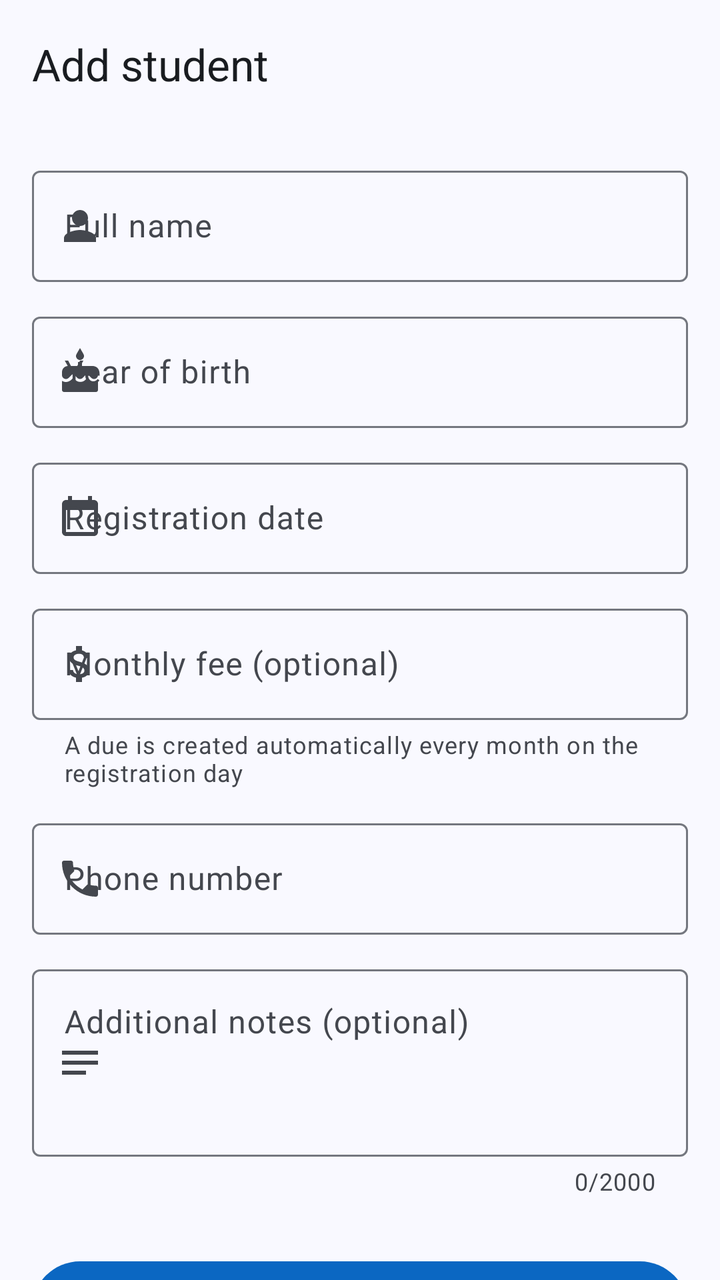
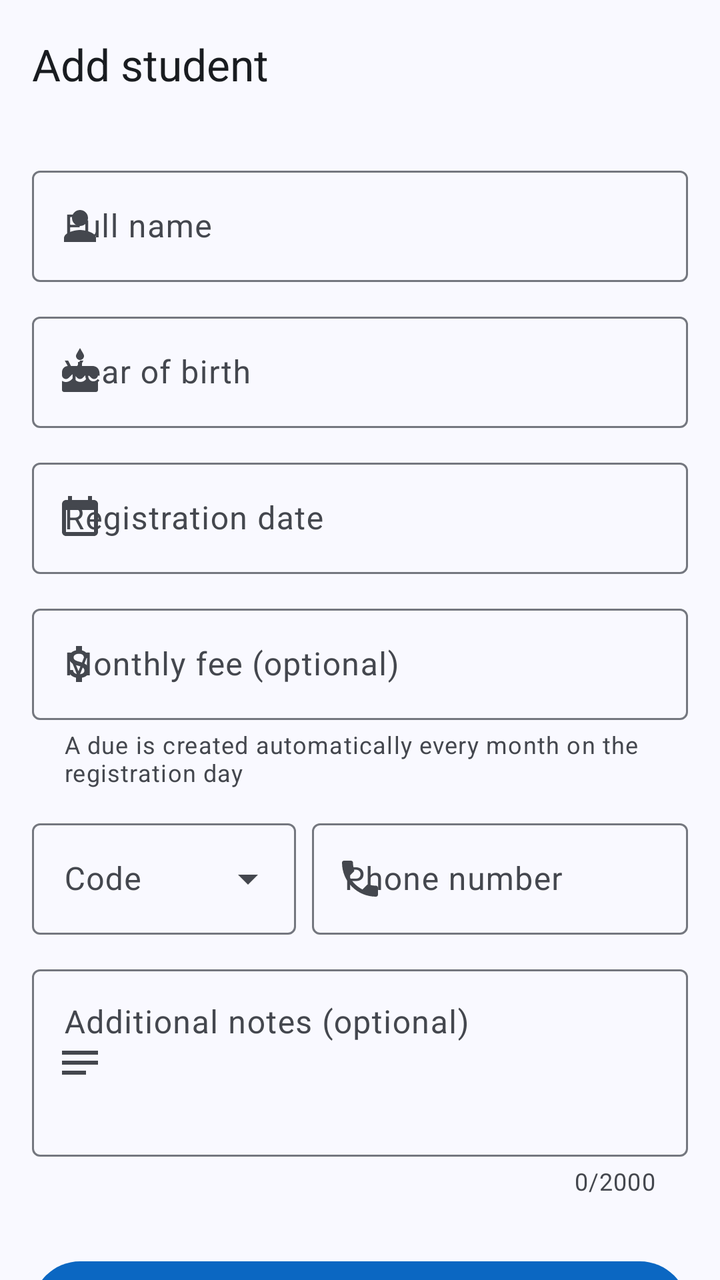

The first picture is an Android layout as it rendered before a commit; the second is the same layout after the commit. The layout source and the unified diff follow.
<!-- AndroidManifest.xml: application theme Theme.TalibPay -->
<!-- res/layout/activity_add.xml -->
<?xml version="1.0" encoding="utf-8"?>
<androidx.coordinatorlayout.widget.CoordinatorLayout xmlns:android="http://schemas.android.com/apk/res/android"
    xmlns:app="http://schemas.android.com/apk/res-auto"
    android:id="@+id/main"
    android:layout_width="match_parent"
    android:layout_height="match_parent">

    <com.google.android.material.appbar.AppBarLayout
        android:layout_width="match_parent"
        android:layout_height="wrap_content"
        android:fitsSystemWindows="true">

        <com.google.android.material.appbar.MaterialToolbar
            android:id="@+id/toolbar"
            android:layout_width="match_parent"
            android:layout_height="?attr/actionBarSize"
            app:title="@string/add_student" />
    </com.google.android.material.appbar.AppBarLayout>

    <androidx.core.widget.NestedScrollView
        android:layout_width="match_parent"
        android:layout_height="match_parent"
        app:layout_behavior="@string/appbar_scrolling_view_behavior">

        <androidx.constraintlayout.widget.ConstraintLayout
            android:layout_width="match_parent"
            android:layout_height="wrap_content">

            <LinearLayout
                android:layout_width="0dp"
                android:layout_height="wrap_content"
                android:orientation="vertical"
                android:padding="@dimen/screen_padding"
                app:layout_constraintEnd_toEndOf="parent"
                app:layout_constraintStart_toStartOf="parent"
                app:layout_constraintTop_toTopOf="parent"
                app:layout_constraintWidth_max="@dimen/form_max_width">

                <com.google.android.material.textfield.TextInputLayout
                    style="@style/Widget.TalibPay.TextField"
                    android:hint="@string/full_name"
                    app:startIconDrawable="@drawable/ic_person">

                    <com.google.android.material.textfield.TextInputEditText
                        android:id="@+id/edtStudentName"
                        android:layout_width="match_parent"
                        android:layout_height="wrap_content"
                        android:imeOptions="actionNext"
                        android:inputType="textPersonName|textCapWords"
                        android:maxLength="200" />
                </com.google.android.material.textfield.TextInputLayout>

                <com.google.android.material.textfield.TextInputLayout
                    style="@style/Widget.TalibPay.TextField"
                    android:hint="@string/year_of_birth"
                    app:startIconDrawable="@drawable/ic_cake">

                    <com.google.android.material.textfield.TextInputEditText
                        android:id="@+id/edtBirthYear"
                        android:layout_width="match_parent"
                        android:layout_height="wrap_content"
                        android:cursorVisible="false"
                        android:focusable="false"
                        android:inputType="none" />
                </com.google.android.material.textfield.TextInputLayout>

                
                <com.google.android.material.textfield.TextInputLayout
                    style="@style/Widget.TalibPay.TextField"
                    android:hint="@string/registration_date"
                    app:startIconDrawable="@drawable/ic_calendar">

                    <com.google.android.material.textfield.TextInputEditText
                        android:id="@+id/edtRegistrationDate"
                        android:layout_width="match_parent"
                        android:layout_height="wrap_content"
                        android:cursorVisible="false"
                        android:focusable="false"
                        android:inputType="none" />
                </com.google.android.material.textfield.TextInputLayout>

                
                <com.google.android.material.textfield.TextInputLayout
                    android:id="@+id/monthlyFeeLayout"
                    style="@style/Widget.TalibPay.TextField"
                    android:hint="@string/monthly_fee_optional"
                    app:helperText="@string/monthly_fee_helper"
                    app:startIconDrawable="@drawable/ic_cash"
                    app:suffixText="@string/currency_symbol">

                    <com.google.android.material.textfield.TextInputEditText
                        android:id="@+id/edtMonthlyFee"
                        android:layout_width="match_parent"
                        android:layout_height="wrap_content"
                        android:imeOptions="actionNext"
                        android:inputType="numberDecimal" />
                </com.google.android.material.textfield.TextInputLayout>

                <com.google.android.material.textfield.TextInputLayout
                    style="@style/Widget.TalibPay.TextField"
                    android:hint="@string/phone_number"
                    app:startIconDrawable="@drawable/ic_phone">

                    <com.google.android.material.textfield.TextInputEditText
                        android:id="@+id/edtPhoneNumber"
                        android:layout_width="match_parent"
                        android:layout_height="wrap_content"
                        android:imeOptions="actionNext"
                        android:inputType="phone"
                        android:maxLength="30"
                        android:textDirection="ltr" />
                </com.google.android.material.textfield.TextInputLayout>

                <com.google.android.material.textfield.TextInputLayout
                    style="@style/Widget.TalibPay.TextField"
                    android:hint="@string/additional_notes_optional"
                    app:counterEnabled="true"
                    app:counterMaxLength="2000"
                    app:startIconDrawable="@drawable/ic_notes">

                    <com.google.android.material.textfield.TextInputEditText
                        android:id="@+id/edtNotes"
                        android:layout_width="match_parent"
                        android:layout_height="wrap_content"
                        android:gravity="top|start"
                        android:inputType="textMultiLine|textCapSentences"
                        android:maxLength="2000"
                        android:minLines="3" />
                </com.google.android.material.textfield.TextInputLayout>

                <com.google.android.material.button.MaterialButton
                    android:id="@+id/btnAddStudent"
                    style="@style/Widget.TalibPay.Button"
                    android:layout_width="match_parent"
                    android:layout_height="wrap_content"
                    android:layout_marginTop="16dp"
                    android:text="@string/add_student" />
            </LinearLayout>
        </androidx.constraintlayout.widget.ConstraintLayout>
    </androidx.core.widget.NestedScrollView>
</androidx.coordinatorlayout.widget.CoordinatorLayout>
<!-- resources referenced by this layout -->
<resources>
  <dimen name="form_max_width">480dp</dimen>
  <dimen name="screen_padding">16dp</dimen>
  <string name="add_student">Add student</string>
  <string name="additional_notes_optional">Additional notes (optional)</string>
  <string name="currency_symbol" translatable="false">₪</string>
  <string name="full_name">Full name</string>
  <string name="monthly_fee_helper">A due is created automatically every month on the registration day</string>
  <string name="monthly_fee_optional">Monthly fee (optional)</string>
  <string name="phone_number">Phone number</string>
  <string name="registration_date">Registration date</string>
  <string name="year_of_birth">Year of birth</string>
  <style name="Widget.TalibPay.Button" parent="Widget.Material3.Button">
          <item name="android:minHeight">56dp</item>
          <item name="android:textAppearance">@style/TextAppearance.Material3.LabelLarge</item>
      </style>
  <style name="Widget.TalibPay.TextField" parent="Widget.Material3.TextInputLayout.OutlinedBox">
          <item name="android:layout_width">match_parent</item>
          <item name="android:layout_height">wrap_content</item>
          <item name="android:layout_marginBottom">@dimen/field_spacing</item>
      </style>
  <style name="Theme.TalibPay" parent="Base.Theme.TalibPay" />
  <dimen name="field_spacing">12dp</dimen>
  <color name="md_primary">#0B67C2</color>
  <color name="md_on_primary">#FFFFFF</color>
  <color name="md_primary_container">#D6E3FF</color>
  <color name="md_on_primary_container">#001B3D</color>
  <color name="md_inverse_primary">#A9C7FF</color>
  <color name="md_secondary">#545F71</color>
  <color name="md_on_secondary">#FFFFFF</color>
  <color name="md_secondary_container">#D8E3F8</color>
  <color name="md_on_secondary_container">#111C2B</color>
  <color name="md_tertiary">#006B5F</color>
  <color name="md_on_tertiary">#FFFFFF</color>
  <color name="md_tertiary_container">#9EF2E2</color>
  <color name="md_on_tertiary_container">#00201C</color>
  <color name="md_error">#BA1A1A</color>
  <color name="md_on_error">#FFFFFF</color>
  <color name="md_error_container">#FFDAD6</color>
  <color name="md_on_error_container">#410002</color>
  <color name="md_background">#F9F9FF</color>
  <color name="md_on_background">#191C20</color>
  <color name="md_surface">#F9F9FF</color>
  <color name="md_on_surface">#191C20</color>
  <color name="md_surface_variant">#E0E2EC</color>
  <color name="md_on_surface_variant">#44474E</color>
  <color name="md_outline">#74777F</color>
  <color name="md_outline_variant">#C4C6D0</color>
  <color name="md_surface_container_lowest">#FFFFFF</color>
  <color name="md_surface_container_low">#F3F3FA</color>
  <color name="md_surface_container">#EDEDF4</color>
  <color name="md_surface_container_high">#E7E8EE</color>
  <color name="md_surface_container_highest">#E2E2E9</color>
  <color name="md_inverse_surface">#2E3036</color>
  <color name="md_inverse_on_surface">#F0F0F7</color>
  <style name="Widget.TalibPay.Card" parent="Widget.Material3.CardView.Filled">
          <item name="cardBackgroundColor">?attr/colorSurfaceContainerLow</item>
          <item name="shapeAppearance">@style/ShapeAppearance.TalibPay.Large</item>
      </style>
  <style name="Widget.TalibPay.Toolbar" parent="Widget.Material3.Toolbar.Surface">
          <item name="titleTextAppearance">@style/TextAppearance.Material3.TitleLarge</item>
      </style>
  <style name="ShapeAppearance.TalibPay.Large" parent="">
          <item name="cornerFamily">rounded</item>
          <item name="cornerSize">20dp</item>
      </style>
  <!-- unchanged entries left out for length: 7 -->
</resources>

<!-- the commit's change to res/layout/activity_add.xml (unified diff, before → after) -->
@@ -96,20 +96,49 @@
                         android:inputType="numberDecimal" />
                 </com.google.android.material.textfield.TextInputLayout>
 
-                <com.google.android.material.textfield.TextInputLayout
-                    style="@style/Widget.TalibPay.TextField"
-                    android:hint="@string/phone_number"
-                    app:startIconDrawable="@drawable/ic_phone">
+                
+                <LinearLayout
+                    android:layout_width="match_parent"
+                    android:layout_height="wrap_content"
+                    android:layoutDirection="ltr"
+                    android:orientation="horizontal">
 
-                    <com.google.android.material.textfield.TextInputEditText
-                        android:id="@+id/edtPhoneNumber"
-                        android:layout_width="match_parent"
-                        android:layout_height="wrap_content"
-                        android:imeOptions="actionNext"
-                        android:inputType="phone"
-                        android:maxLength="30"
-                        android:textDirection="ltr" />
-                </com.google.android.material.textfield.TextInputLayout>
+                    <com.google.android.material.textfield.TextInputLayout
+                        android:id="@+id/countryCodeLayout"
+                        style="@style/Widget.TalibPay.TextField.Dropdown"
+                        android:layout_width="132dp"
+                        android:layout_marginEnd="8dp"
+                        android:hint="@string/country_code"
+                        app:prefixText="+">
+
+                        <com.google.android.material.textfield.MaterialAutoCompleteTextView
+                            android:id="@+id/edtCountryCode"
+                            android:layout_width="match_parent"
+                            android:layout_height="wrap_content"
+                            android:completionThreshold="1"
+                            android:imeOptions="actionNext"
+                            android:inputType="number"
+                            android:maxLength="3"
+                            android:textDirection="ltr" />
+                    </com.google.android.material.textfield.TextInputLayout>
+
+                    <com.google.android.material.textfield.TextInputLayout
+                        style="@style/Widget.TalibPay.TextField"
+                        android:layout_width="0dp"
+                        android:layout_weight="1"
+                        android:hint="@string/phone_number"
+                        app:startIconDrawable="@drawable/ic_phone">
+
+                        <com.google.android.material.textfield.TextInputEditText
+                            android:id="@+id/edtPhoneNumber"
+                            android:layout_width="match_parent"
+                            android:layout_height="wrap_content"
+                            android:imeOptions="actionNext"
+                            android:inputType="phone"
+                            android:maxLength="30"
+                            android:textDirection="ltr" />
+                    </com.google.android.material.textfield.TextInputLayout>
+                </LinearLayout>
 
                 <com.google.android.material.textfield.TextInputLayout
                     style="@style/Widget.TalibPay.TextField"
<!-- resource entries referenced after the edit -->
@@ -4,6 +4,7 @@
   <dimen name="screen_padding">16dp</dimen>
   <string name="add_student">Add student</string>
   <string name="additional_notes_optional">Additional notes (optional)</string>
+  <string name="country_code">Code</string>
   <string name="currency_symbol" translatable="false">₪</string>
   <string name="full_name">Full name</string>
   <string name="monthly_fee_helper">A due is created automatically every month on the registration day</string>
@@ -16,6 +17,11 @@
           <item name="android:textAppearance">@style/TextAppearance.Material3.LabelLarge</item>
       </style>
   <style name="Widget.TalibPay.TextField" parent="Widget.Material3.TextInputLayout.OutlinedBox">
+          <item name="android:layout_width">match_parent</item>
+          <item name="android:layout_height">wrap_content</item>
+          <item name="android:layout_marginBottom">@dimen/field_spacing</item>
+      </style>
+  <style name="Widget.TalibPay.TextField.Dropdown" parent="Widget.Material3.TextInputLayout.OutlinedBox.ExposedDropdownMenu">
           <item name="android:layout_width">match_parent</item>
           <item name="android:layout_height">wrap_content</item>
           <item name="android:layout_marginBottom">@dimen/field_spacing</item>
